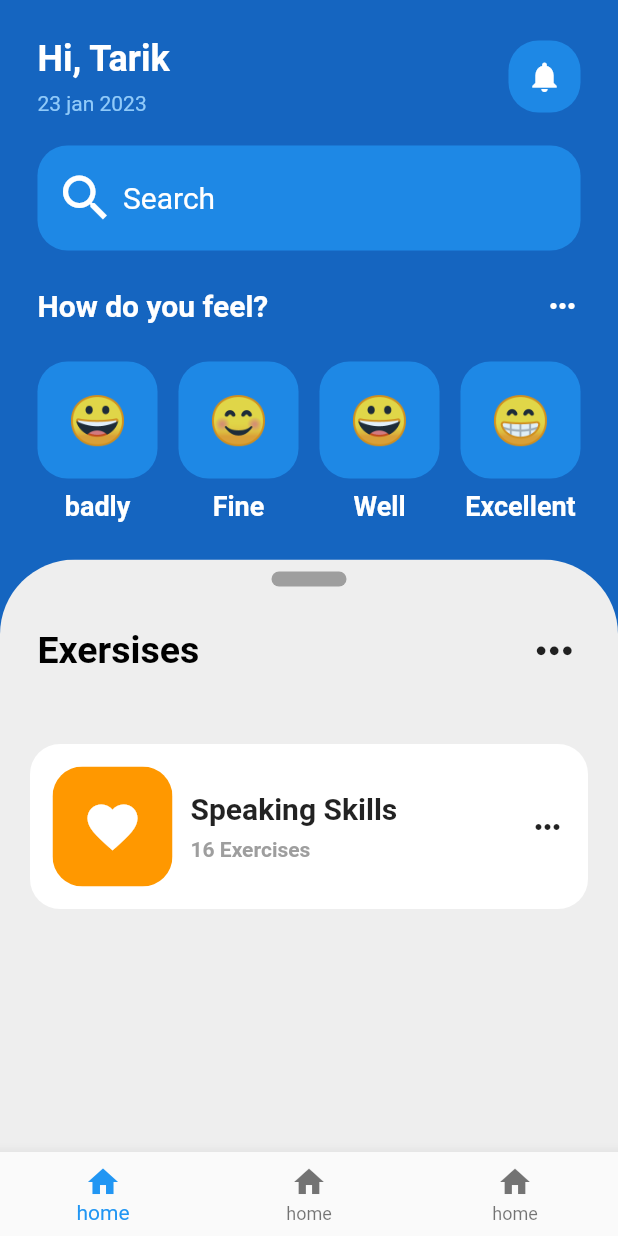
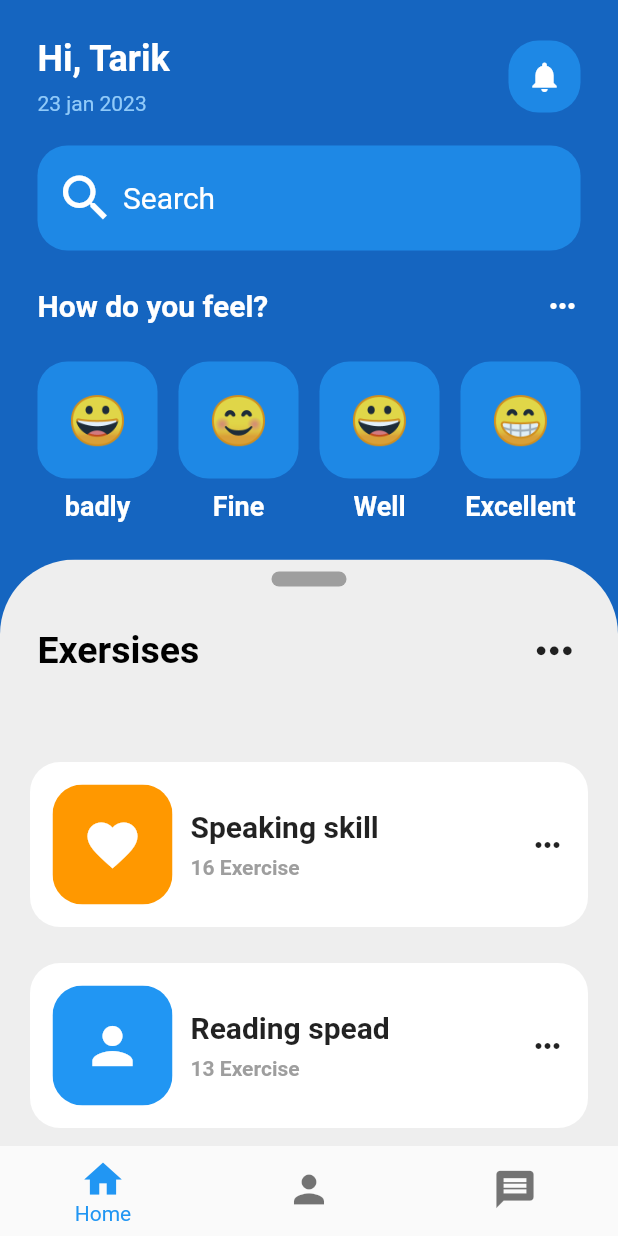
Before and after one commit to tarik350/mental-health-app, a Flutter app: the screen it shows after launch, on a phone screen of 412 x 824 dp. Run offline on Flutter 3.47's test engine with Material 2 defaults, Android fonts, the phone set to English and light mode, and no system bars.

Commit message:
first commit

```diff
--- a/lib/pages/home_page.dart
+++ b/lib/pages/home_page.dart
@@ -1,5 +1,6 @@
 import 'package:flutter/material.dart';
 import 'package:mentalhealthapp/utils/emotion_faces.dart';
+import 'package:mentalhealthapp/utils/exercise_tile.dart';
 
 class HomePage extends StatefulWidget {
   const HomePage({Key? key}) : super(key: key);
@@ -79,11 +80,20 @@ class _HomePageState extends State<HomePage> with TickerProviderStateMixin {
         color: Colors.white, fontSize: 18, fontWeight: FontWeight.bold);
     return Scaffold(
       backgroundColor: Colors.blue[800],
-      bottomNavigationBar: BottomNavigationBar(items: [
-        BottomNavigationBarItem(icon: Icon(Icons.home), label: 'home'),
-        BottomNavigationBarItem(icon: Icon(Icons.home), label: 'home'),
-        BottomNavigationBarItem(icon: Icon(Icons.home), label: 'home'),
-      ]),
+      bottomNavigationBar: ClipRRect(
+        child: BottomNavigationBar(
+            type: BottomNavigationBarType.fixed,
+            showUnselectedLabels: false,
+            iconSize: 30,
+            elevation: 10,
+            items: const [
+              BottomNavigationBarItem(icon: Icon(Icons.home), label: 'Home'),
+              BottomNavigationBarItem(
+                  icon: Icon(Icons.person), label: 'Profile'),
+              BottomNavigationBarItem(
+                  icon: Icon(Icons.message), label: 'message'),
+            ]),
+      ),
       body: SafeArea(
           bottom: false,
           child: Column(children: [
@@ -282,64 +292,29 @@ class _HomePageState extends State<HomePage> with TickerProviderStateMixin {
                         height: 20,
                       ),
                       //list view of exercises
-                      Padding(
-                        padding: const EdgeInsets.symmetric(horizontal: 20),
-                        child: ClipRRect(
-                          borderRadius: BorderRadius.circular(20),
-                          child: Container(
-                            decoration: BoxDecoration(color: Colors.white),
-                            child: Padding(
-                              padding: const EdgeInsets.all(15.0),
-                              child: Row(
-                                mainAxisAlignment:
-                                    MainAxisAlignment.spaceBetween,
-                                children: [
-                                  Row(
-                                    children: [
-                                      ClipRRect(
-                                        borderRadius: BorderRadius.circular(20),
-                                        child: Container(
-                                          padding: const EdgeInsets.all(20),
-                                          decoration: const BoxDecoration(
-                                              color: Colors.orange),
-                                          child: const Icon(
-                                            Icons.favorite,
-                                            color: Colors.white,
-                                            size: 40,
-                                          ),
-                                        ),
-                                      ),
-                                      const SizedBox(
-                                        width: 12,
-                                      ),
-                                      Column(
-                                        crossAxisAlignment:
-                                            CrossAxisAlignment.start,
-                                        children: <Widget>[
-                                          const Text('Speaking Skills',
-                                              style: TextStyle(
-                                                  fontSize: 20,
-                                                  fontWeight: FontWeight.bold)),
-                                          const SizedBox(
-                                            height: 8,
-                                          ),
-                                          Text(
-                                            '16 Exercises',
-                                            style: TextStyle(
-                                                color: Colors.grey[500],
-                                                fontWeight: FontWeight.bold),
-                                          )
-                                        ],
-                                      )
-                                    ],
-                                  ),
-                                  Icon(Icons.more_horiz)
-                                ],
-                              ),
-                            ),
+                      Expanded(
+                        child:
+                            ListView(scrollDirection: Axis.vertical, children: [
+                          ExerciseTile(
+                            title: 'Speaking skill',
+                            subtitle: '16 Exercise',
+                            leadingIcon: Icons.favorite,
+                            iconColor: Colors.orange,
                           ),
-                        ),
-                      )
+                          ExerciseTile(
+                            title: 'Reading spead',
+                            subtitle: '13 Exercise',
+                            leadingIcon: Icons.person,
+                            iconColor: Colors.blue,
+                          ),
+                          ExerciseTile(
+                            title: 'Writing skill',
+                            subtitle: '14 Exercise',
+                            leadingIcon: Icons.person,
+                            iconColor: Colors.blue,
+                          )
+                        ]),
+                      ),
                     ],
                   )),
                 ),
--- /dev/null
+++ b/lib/utils/exercise_tile.dart
@@ -0,0 +1,74 @@
+import 'package:flutter/material.dart';
+
+class ExerciseTile extends StatelessWidget {
+  String title;
+  String subtitle;
+  IconData leadingIcon;
+  Color iconColor;
+
+  ExerciseTile(
+      {Key? key,
+      required this.iconColor,
+      required this.title,
+      required this.subtitle,
+      required this.leadingIcon})
+      : super(key: key);
+
+  @override
+  Widget build(BuildContext context) {
+    return Padding(
+      padding: const EdgeInsets.symmetric(horizontal: 20, vertical: 12),
+      child: ClipRRect(
+        borderRadius: BorderRadius.circular(20),
+        child: Container(
+          decoration: BoxDecoration(color: Colors.white),
+          child: Padding(
+            padding: const EdgeInsets.all(15.0),
+            child: Row(
+              mainAxisAlignment: MainAxisAlignment.spaceBetween,
+              children: [
+                Row(
+                  children: [
+                    ClipRRect(
+                      borderRadius: BorderRadius.circular(20),
+                      child: Container(
+                        padding: const EdgeInsets.all(20),
+                        decoration: BoxDecoration(color: iconColor),
+                        child: Icon(
+                          leadingIcon,
+                          color: Colors.white,
+                          size: 40,
+                        ),
+                      ),
+                    ),
+                    const SizedBox(
+                      width: 12,
+                    ),
+                    Column(
+                      crossAxisAlignment: CrossAxisAlignment.start,
+                      children: <Widget>[
+                        Text(this.title,
+                            style: TextStyle(
+                                fontSize: 20, fontWeight: FontWeight.bold)),
+                        const SizedBox(
+                          height: 8,
+                        ),
+                        Text(
+                          this.subtitle,
+                          style: TextStyle(
+                              color: Colors.grey[500],
+                              fontWeight: FontWeight.bold),
+                        )
+                      ],
+                    )
+                  ],
+                ),
+                Icon(Icons.more_horiz)
+              ],
+            ),
+          ),
+        ),
+      ),
+    );
+  }
+}
```
